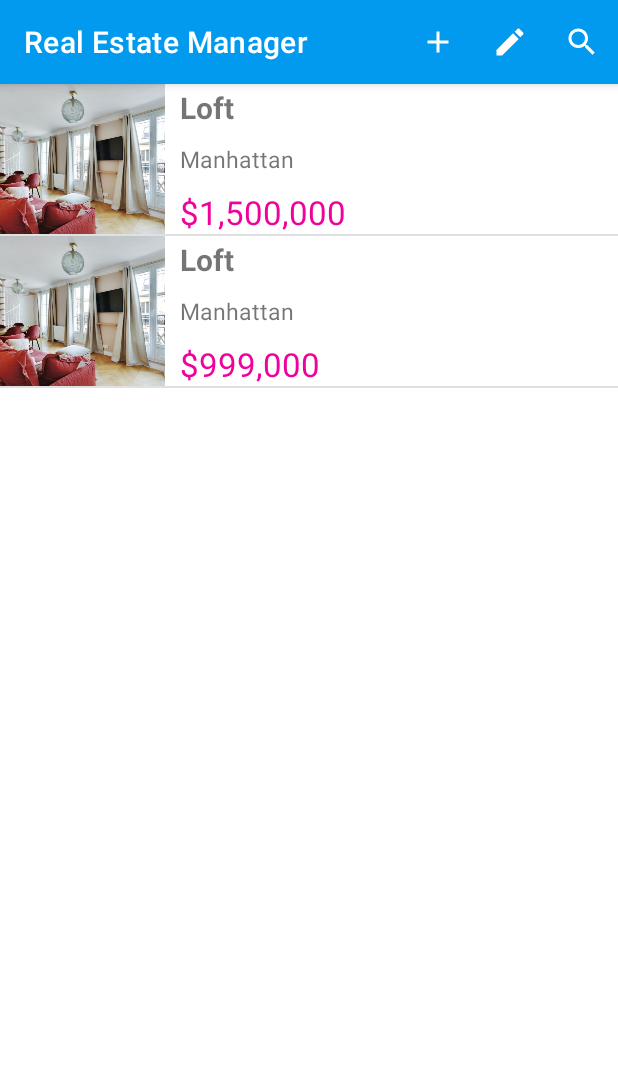
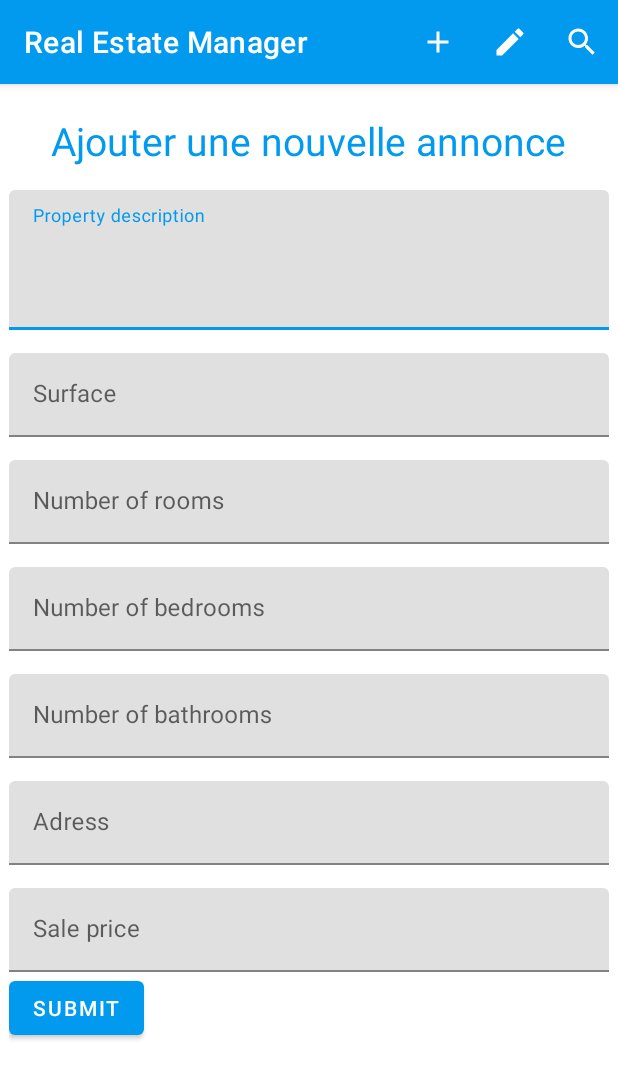
Before and after one commit to MattChad1/P8_RealEstateManager, an Android app: the screen it shows after launch (MainActivity before the commit, AddProperty after it), after a tap on "Add a property", on a phone screen of 412 x 824 dp. Shown: the top 1079 px of the screen. Run offline under Robolectric (Android 15) with nearby library versions, the phone set to English and light mode, and no system bars; our stand-ins replace Room's generated code.

Commit message:
Activity AddProperty : form

```diff
--- a/app/src/main/java/com/openclassrooms/realestatemanager/MainActivity.kt
+++ b/app/src/main/java/com/openclassrooms/realestatemanager/MainActivity.kt
@@ -1,5 +1,6 @@
 package com.openclassrooms.realestatemanager
 
+import android.content.Intent
 import android.os.Bundle
 import android.view.Menu
 import android.view.MenuItem
@@ -8,6 +9,7 @@ import androidx.appcompat.app.AppCompatActivity
 import androidx.appcompat.widget.Toolbar
 import androidx.fragment.app.Fragment
 import com.openclassrooms.realestatemanager.databinding.ActivityMainBinding
+import com.openclassrooms.realestatemanager.ui.add_property.AddProperty
 import com.openclassrooms.realestatemanager.ui.detail_property.DetailPropertyFragment
 import com.openclassrooms.realestatemanager.ui.list_properties.ListPropertiesFragment
 
@@ -23,6 +25,8 @@ class MainActivity : AppCompatActivity() {
 
         toolbar = binding.topAppBar
         setSupportActionBar(toolbar)
+
+
 
           if (savedInstanceState == null) {
             supportFragmentManager.beginTransaction()
@@ -54,6 +58,15 @@ class MainActivity : AppCompatActivity() {
 
     override fun onOptionsItemSelected(item: MenuItem): Boolean {
         super.onOptionsItemSelected(item)
+        when (item.itemId) {
+            R.id.toolbar_add -> {
+                startActivity(Intent (this,AddProperty::class.java ))
+            }
+
+
+        }
+
+
         return true
     }
 
--- /dev/null
+++ b/app/src/main/java/com/openclassrooms/realestatemanager/ui/add_property/AddProperty.kt
@@ -0,0 +1,31 @@
+package com.openclassrooms.realestatemanager.ui.add_property
+
+import androidx.appcompat.app.AppCompatActivity
+import android.os.Bundle
+import com.openclassrooms.realestatemanager.R
+import com.openclassrooms.realestatemanager.databinding.ActivityAddPropertyBinding
+
+class AddProperty : AppCompatActivity() {
+
+lateinit var binding: ActivityAddPropertyBinding
+
+    override fun onCreate(savedInstanceState: Bundle?) {
+        super.onCreate(savedInstanceState)
+
+        binding = ActivityAddPropertyBinding.inflate(layoutInflater)
+        setContentView(binding.root)
+
+        binding.btnSubmit.setOnClickListener {
+
+
+
+
+
+
+        }
+
+
+
+
+    }
+}
--- /dev/null
+++ b/app/src/main/res/layout/activity_add_property.xml
@@ -0,0 +1,188 @@
+<?xml version="1.0" encoding="utf-8"?>
+<LinearLayout xmlns:android="http://schemas.android.com/apk/res/android"
+    xmlns:app="http://schemas.android.com/apk/res-auto"
+    xmlns:tools="http://schemas.android.com/tools"
+    android:layout_width="match_parent"
+    android:layout_height="match_parent"
+    tools:context=".ui.add_property.AddProperty"
+    android:orientation="vertical"
+    >
+
+
+    <com.google.android.material.appbar.AppBarLayout
+        android:id="@+id/appbar"
+        app:layout_constraintTop_toTopOf="parent"
+        android:layout_width="match_parent"
+        android:layout_height="wrap_content"
+        >
+
+        <androidx.appcompat.widget.Toolbar
+            android:id="@+id/topAppBar"
+            app:layout_constraintTop_toTopOf="parent"
+            android:layout_width="match_parent"
+            android:layout_height="wrap_content"
+            android:fitsSystemWindows="true"
+            app:title="@string/app_name"
+            app:menu="@menu/menu_toolbar"
+            android:theme="@style/ThemeOverlay.AppCompat.Dark.ActionBar"
+            />
+
+    </com.google.android.material.appbar.AppBarLayout>
+
+    <LinearLayout
+        android:layout_width="match_parent"
+        android:layout_height="wrap_content"
+        android:paddingHorizontal="6dp"
+        android:orientation="vertical"
+        >
+
+    <TextView
+        android:id="@+id/tv_add_property_title"
+        app:layout_constraintTop_toTopOf="parent"
+        app:layout_constraintLeft_toLeftOf="parent"
+        app:layout_constraintRight_toRightOf="parent"
+        android:layout_gravity="center_horizontal"
+        android:layout_width="wrap_content"
+        android:layout_height="wrap_content"
+        android:layout_marginTop="20dp"
+        android:textSize="26sp"
+        android:textColor="@color/colorPrimary"
+        android:text="Ajouter une nouvelle annonce"
+        />
+
+        <com.google.android.material.textfield.TextInputLayout
+            android:id="@+id/edit_description"
+            style="@style/field_add_property"
+            android:layout_width="match_parent"
+            android:layout_height="wrap_content"
+            android:hint="@string/form_description"
+
+            >
+
+            <com.google.android.material.textfield.TextInputEditText
+                style="@style/field_add_reu_edittext"
+                android:layout_width="match_parent"
+                android:layout_height="wrap_content"
+                android:inputType="textMultiLine"
+                android:minLines="3"
+                android:maxLines="6"
+                />
+
+        </com.google.android.material.textfield.TextInputLayout>
+
+
+
+        <com.google.android.material.textfield.TextInputLayout
+            android:id="@+id/edit_surface"
+            style="@style/field_add_property"
+            android:layout_width="match_parent"
+            android:layout_height="wrap_content"
+            android:hint="@string/surface"
+
+            >
+
+            <com.google.android.material.textfield.TextInputEditText
+                style="@style/field_add_reu_edittext"
+                android:layout_width="match_parent"
+                android:layout_height="wrap_content"
+                android:inputType="numberDecimal"/>
+
+        </com.google.android.material.textfield.TextInputLayout>
+
+        <com.google.android.material.textfield.TextInputLayout
+            android:id="@+id/edit_num_rooms"
+            style="@style/field_add_property"
+            android:layout_width="match_parent"
+            android:layout_height="wrap_content"
+            android:hint="@string/num_rooms"
+
+            >
+
+            <com.google.android.material.textfield.TextInputEditText
+                style="@style/field_add_reu_edittext"
+                android:layout_width="match_parent"
+                android:layout_height="wrap_content"
+                android:inputType="number"/>
+
+        </com.google.android.material.textfield.TextInputLayout>
+
+        <com.google.android.material.textfield.TextInputLayout
+            android:id="@+id/edit_num_bedrooms"
+            style="@style/field_add_property"
+            android:layout_width="match_parent"
+            android:layout_height="wrap_content"
+            android:hint="@string/num_bedrooms"
+
+            >
+
+            <com.google.android.material.textfield.TextInputEditText
+                style="@style/field_add_reu_edittext"
+                android:layout_width="match_parent"
+                android:layout_height="wrap_content"
+                android:inputType="number"/>
+
+        </com.google.android.material.textfield.TextInputLayout>
+
+        <com.google.android.material.textfield.TextInputLayout
+            android:id="@+id/edit_num_bathrooms"
+            style="@style/field_add_property"
+            android:layout_width="match_parent"
+            android:layout_height="wrap_content"
+            android:hint="@string/num_bathrooms"
+
+            >
+
+            <com.google.android.material.textfield.TextInputEditText
+                style="@style/field_add_reu_edittext"
+                android:layout_width="match_parent"
+                android:layout_height="wrap_content"
+                android:inputType="number"/>
+
+        </com.google.android.material.textfield.TextInputLayout>
+
+        <com.google.android.material.textfield.TextInputLayout
+            android:id="@+id/edit_adress"
+            style="@style/field_add_property"
+            android:layout_width="match_parent"
+            android:layout_height="wrap_content"
+            android:hint="@string/form_adress"
+
+            >
+
+            <com.google.android.material.textfield.TextInputEditText
+                style="@style/field_add_reu_edittext"
+                android:layout_width="match_parent"
+                android:layout_height="wrap_content"
+                android:inputType="text"/>
+
+        </com.google.android.material.textfield.TextInputLayout>
+
+        <com.google.android.material.textfield.TextInputLayout
+            android:id="@+id/edit_price"
+            style="@style/field_add_property"
+            android:layout_width="match_parent"
+            android:layout_height="wrap_content"
+            android:hint="@string/form_price"
+
+            >
+
+            <com.google.android.material.textfield.TextInputEditText
+                style="@style/field_add_reu_edittext"
+                android:layout_width="match_parent"
+                android:layout_height="wrap_content"
+                android:inputType="text"/>
+
+        </com.google.android.material.textfield.TextInputLayout>
+
+
+        <Button
+            android:id="@+id/btn_submit"
+            android:layout_width="wrap_content"
+            android:layout_height="wrap_content"
+            android:text="@string/form_submit"
+            />
+
+    </LinearLayout>
+
+
+</LinearLayout>
--- /dev/null
+++ b/app/src/main/res/values-land/dimens.xml
@@ -0,0 +1,3 @@
+<resources>
+    <dimen name="fab_margin">48dp</dimen>
+</resources>
--- /dev/null
+++ b/app/src/main/res/values-w1240dp/dimens.xml
@@ -0,0 +1,3 @@
+<resources>
+    <dimen name="fab_margin">200dp</dimen>
+</resources>
--- a/app/src/main/res/values-w600dp/dimens.xml
+++ b/app/src/main/res/values-w600dp/dimens.xml
@@ -5,5 +5,6 @@
 
     //sizes
     <dimen name="imageViewPager">450dp</dimen>
+    <dimen name="fab_margin">48dp</dimen>
 
 </resources>
--- a/app/src/main/res/values/dimens.xml
+++ b/app/src/main/res/values/dimens.xml
@@ -2,10 +2,10 @@
 <resources>
 
 
+    <bool name="isTablet">false</bool>
 
-        <bool name="isTablet">false</bool>
-
-        //sizes
-        <dimen name="imageViewPager">300dp</dimen>
+    //sizes
+    <dimen name="imageViewPager">300dp</dimen>
+    <dimen name="fab_margin">16dp</dimen>
 
 </resources>
--- a/app/src/main/res/values/strings.xml
+++ b/app/src/main/res/values/strings.xml
@@ -1,15 +1,27 @@
 <resources>
     <string name="app_name">Real Estate Manager</string>
 
-
-// Detail Fragment
-
-    <string name="description">Dscription</string>
+// General
     <string name="surface">Surface</string>
     <string name="surface_data">%.2f sq m</string>
     <string name="num_rooms">Number of rooms</string>
     <string name="num_bathrooms">Number of bathrooms</string>
     <string name="num_bedrooms">Number of bedrooms</string>
+
+
+
+    // Detail Fragment
+    <string name="description">Description</string>
     <string name="location">Location</string>
 
+
+    // Add Property Activity
+    <string name="title_activity_add_property">AddProperty</string>
+<string name="form_description">Property description</string>
+<string name="form_adress">Adress</string>
+<string name="form_price">Sale price</string>
+<string name="form_submit">Submit</string>
+
+
+
 </resources>
--- a/app/src/main/res/values/styles.xml
+++ b/app/src/main/res/values/styles.xml
@@ -21,5 +21,13 @@
 
     </style>
 
+    <style name="field_add_property">
+<item name="android:layout_marginTop">15dp</item>
+    </style>
+
+    <style name="field_add_reu_edittext">
+
+    </style>
+
 
 </resources>
--- a/app/src/main/res/values/themes.xml
+++ b/app/src/main/res/values/themes.xml
@@ -13,12 +13,21 @@
         <item name="colorOnSecondary">@color/white</item>
         <!-- Status bar color. -->
         <!--        <item name="android:statusBarColor" tools:targetApi="l">?attr/colorPrimaryVariant</item>-->
-                <item name="windowActionBar">false</item>
-                <item name="windowNoTitle">true</item>
+        <item name="windowActionBar">false</item>
+        <item name="windowNoTitle">true</item>
         <item name="android:windowFullscreen">true</item>
         <item name="android:windowContentOverlay">@null</item>
-                <item name="android:actionBarStyle">@style/toolBarStyle</item>
+        <item name="android:actionBarStyle">@style/toolBarStyle</item>
         <!-- Customize your theme here. -->
     </style>
 
+    <style name="Theme.RealEstateManager.NoActionBar">
+        <item name="windowActionBar">false</item>
+        <item name="windowNoTitle">true</item>
+    </style>
+
+    <style name="Theme.RealEstateManager.AppBarOverlay" parent="ThemeOverlay.AppCompat.Dark.ActionBar" />
+
+    <style name="Theme.RealEstateManager.PopupOverlay" parent="ThemeOverlay.AppCompat.Light" />
+
 </resources>
```
Also changed, not shown: app/build.gradle (+7 -0 lines), app/src/main/AndroidManifest.xml (+5 -2 lines).
